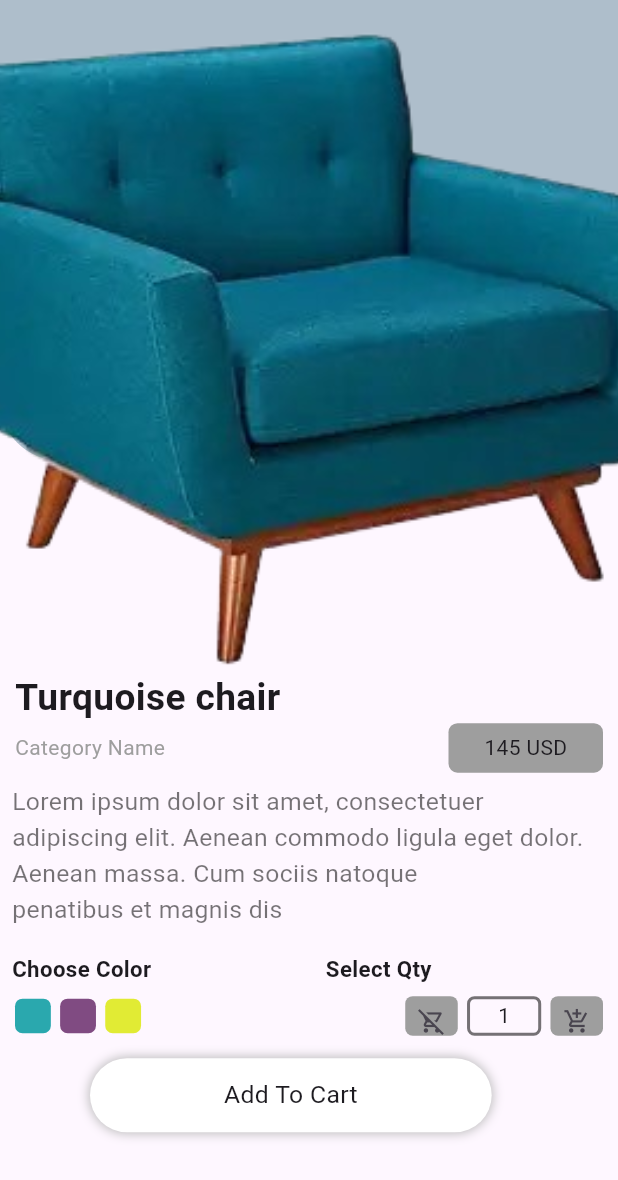
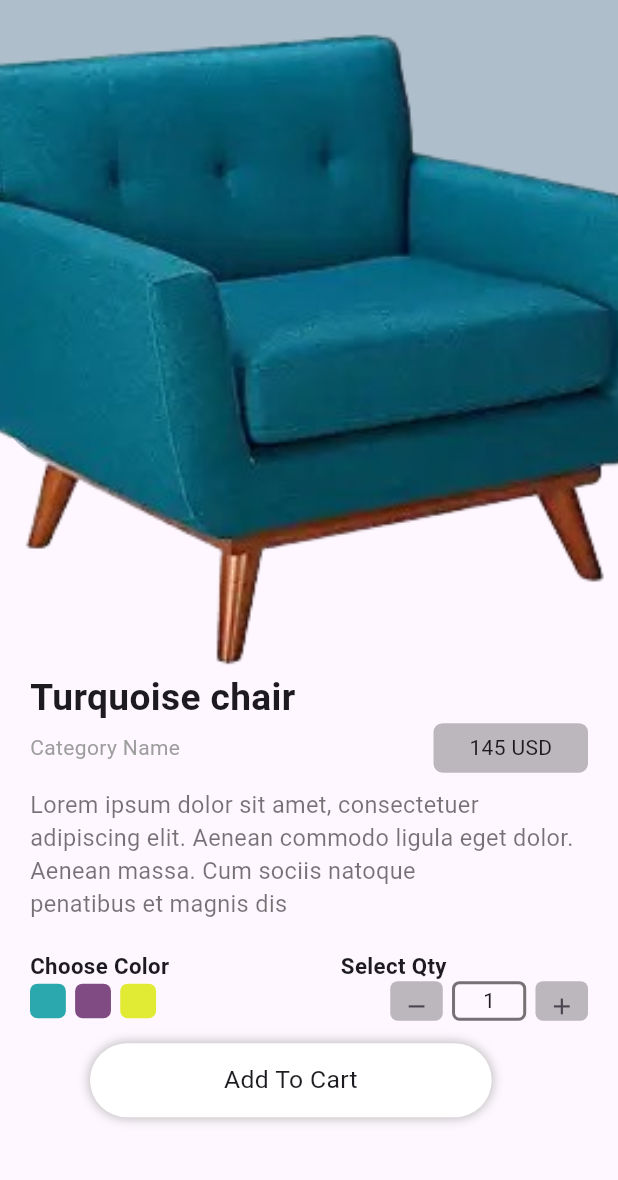
Before and after one commit to Jaydeepsharma93/first_app, a Flutter app: the screen it shows after launch, after a tap on "Turquoise chair", on a phone screen of 412 x 824 dp, the part 56-1236 px from its top. Run offline on Flutter 3.47's test engine with Material 3 defaults, Android fonts, the phone set to English and light mode, and no system bars.

Commit message:
13/02/2024

```diff
--- a/lib/view/screens/Product.dart
+++ b/lib/view/screens/Product.dart
@@ -80,7 +80,7 @@ class _ThirdState extends State<Third> {
               ],
             ),
             Padding(
-              padding: const EdgeInsets.symmetric(horizontal: 10),
+              padding: const EdgeInsets.symmetric(horizontal: 20),
               child: Text(
                 data['name'],
                 style: TextStyle(
@@ -88,7 +88,7 @@ class _ThirdState extends State<Third> {
               ),
             ),
             Padding(
-              padding: const EdgeInsets.only(left: 10, right: 10),
+              padding: const EdgeInsets.only(left: 20, right: 20),
               child: Row(
                 mainAxisAlignment: MainAxisAlignment.spaceBetween,
                 children: [
@@ -104,7 +104,7 @@ class _ThirdState extends State<Third> {
                     height: height * 0.04,
                     width: width * 0.25,
                     decoration: BoxDecoration(
-                      color: Colors.grey,
+                      color: Colors.black26,
                       borderRadius: BorderRadius.circular(6),
                     ),
                     child: Text("${data['price']} USD"),
@@ -113,15 +113,15 @@ class _ThirdState extends State<Third> {
               ),
             ),
             Padding(
-              padding: const EdgeInsets.all(8.0),
+              padding: const EdgeInsets.only(left: 20,right: 20,top: 10,bottom: 10),
               child: Text(
                 "Lorem ipsum dolor sit amet, consectetuer adipiscing elit. Aenean commodo ligula eget dolor. Aenean massa. Cum sociis natoque penatibus et magnis dis",
                 style:
-                    TextStyle(fontSize: height * 0.02, color: Colors.black54),
+                    TextStyle(fontSize: height * 0.019, color: Colors.black54),
               ),
             ),
             Padding(
-              padding: const EdgeInsets.all(8.0),
+              padding: const EdgeInsets.only(left: 20,top: 10,),
               child: Row(
                 mainAxisAlignment: MainAxisAlignment.spaceBetween,
                 children: [
@@ -141,7 +141,7 @@ class _ThirdState extends State<Third> {
               ),
             ),
             Padding(
-              padding: const EdgeInsets.only(left: 10, right: 10),
+              padding: const EdgeInsets.only(left: 20, right: 20),
               child: Row(
                 mainAxisAlignment: MainAxisAlignment.spaceBetween,
                 children: [
@@ -182,7 +182,7 @@ class _ThirdState extends State<Third> {
                         height: height * 0.032,
                         width: width * 0.085,
                         decoration: BoxDecoration(
-                          color: Colors.grey,
+                          color: Colors.black26,
                           borderRadius: BorderRadius.all(Radius.circular(5)),
                         ),
                         child: IconButton(
@@ -194,7 +194,7 @@ class _ThirdState extends State<Third> {
                                 });
                                   }
                                 },
-                            icon: Icon(Icons.remove_shopping_cart_outlined,
+                            icon: Icon(Icons.remove,
                                 size: height * 0.022)),
                       ),
                       SizedBox(width: width * 0.015),
@@ -214,7 +214,7 @@ class _ThirdState extends State<Third> {
                         height: height * 0.032,
                         width: width * 0.085,
                         decoration: BoxDecoration(
-                          color: Colors.grey,
+                          color: Colors.black26,
                           borderRadius: BorderRadius.all(Radius.circular(5)),
                         ),
                         child: IconButton(
@@ -223,7 +223,7 @@ class _ThirdState extends State<Third> {
                                 data['quantity']++;
                               });
                             },
-                            icon: Icon(Icons.add_shopping_cart,
+                            icon: Icon(Icons.add,
                                 size: height * 0.022)),
                       )
                     ],
```
Also changed, not shown: lib/view/screens/cart.dart (+6 -6 lines), Screenshot_20240213_103453.png (added), Screenshot_20240213_103510.png (added), Screenshot_20240213_103540.png (added), Screenshot_20240213_104934.png (added), Screenshot_20240213_105556.png (added).
